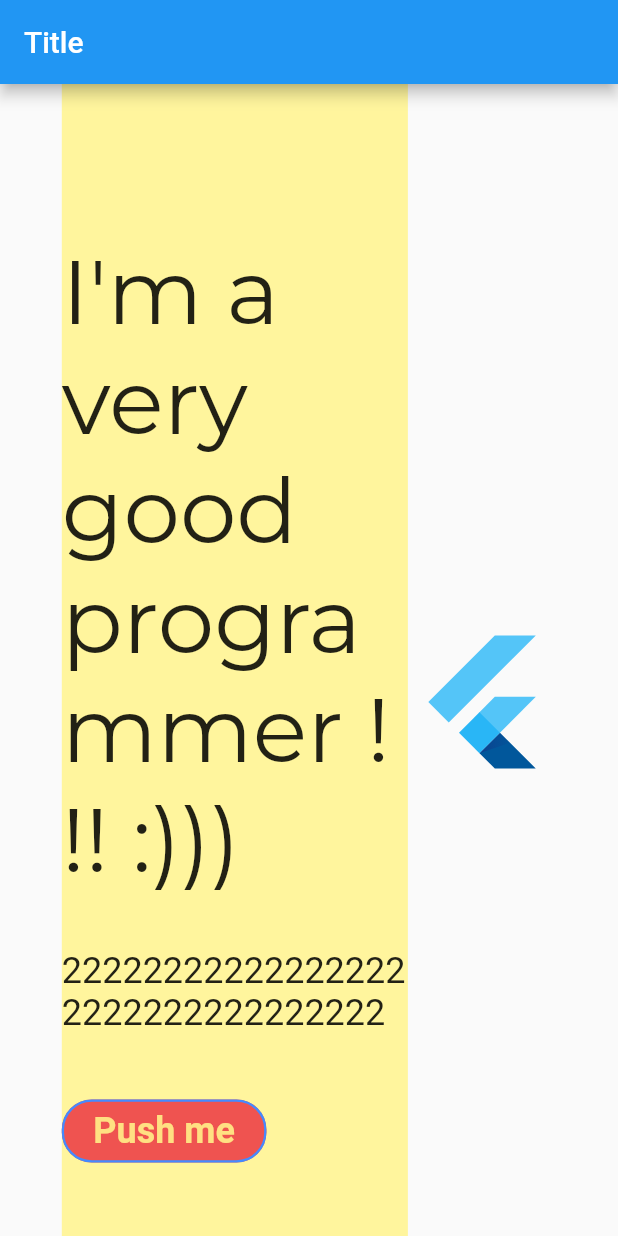
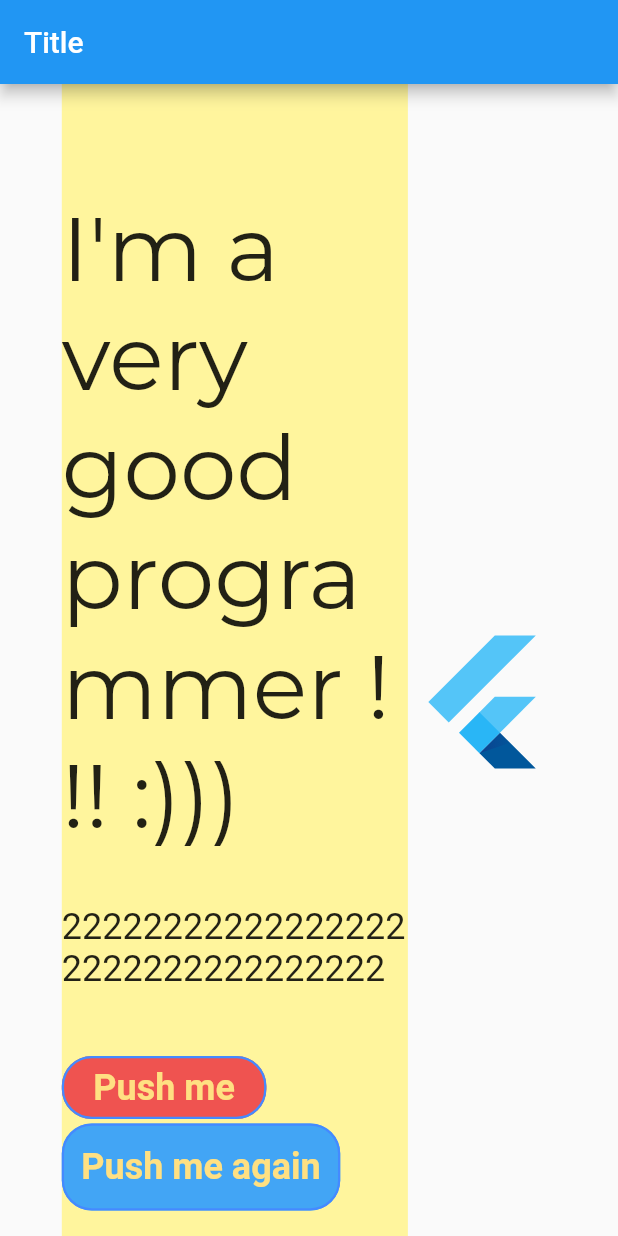
Before and after one commit to rubydenial/flutter_web, a Flutter app: the screen it shows after launch, on a phone screen of 412 x 824 dp. Run offline on Flutter 3.47's test engine with Material 2 defaults, Android fonts, the phone set to English and light mode, and no system bars; our stand-ins replace google_fonts.

Commit message:
some refactoring

```diff
--- a/lib/desctop/desctop_view.dart
+++ /dev/null
@@ -1,73 +0,0 @@
-import 'package:flutter/material.dart';
-import 'package:google_fonts/google_fonts.dart';
-
-class DesctopView extends StatelessWidget {
-  const DesctopView({Key? key}) : super(key: key);
-
-  @override
-  Widget build(BuildContext context) {
-    final s = MediaQuery.of(context).size;
-    return Scaffold(
-      appBar: AppBar(
-        title: const Text('Title'),
-      ),
-      body: SingleChildScrollView(
-        child: Padding(
-          padding: EdgeInsets.symmetric(horizontal: s.width * 0.1),
-          child: Column(
-            children: <Widget>[
-              Row(
-                children: [
-                  Container(
-                    height: s.height,
-                    width: (s.width - (s.width * 0.2)) * 0.70,
-                    color: Colors.yellow[200],
-                    child: Column(
-                      mainAxisAlignment: MainAxisAlignment.center,
-                      crossAxisAlignment: CrossAxisAlignment.start,
-                      children: [
-                        Text(
-                          'I\'m a very good programmer !!! :)))',
-                          style: GoogleFonts.montserrat(fontSize: 60),
-                        ),
-                        const SizedBox(height: 37),
-                        const Text(
-                          '222222222222222222222222222222222',
-                          style: TextStyle(fontSize: 24),
-                        ),
-                        const SizedBox(height: 41),
-                        OutlinedButton(
-                          style: OutlinedButton.styleFrom(
-                            shape: const RoundedRectangleBorder(
-                                borderRadius:
-                                    BorderRadius.all(Radius.circular(20))),
-                            backgroundColor: Colors.red[400],
-                            side: const BorderSide(
-                                width: 1.5, color: Colors.blueAccent),
-                          ),
-                          child: Padding(
-                            padding: const EdgeInsets.symmetric(
-                                horizontal: 5, vertical: 7),
-                            child: Text(
-                              'Push me',
-                              style: TextStyle(
-                                  fontSize: 24,
-                                  fontWeight: FontWeight.bold,
-                                  color: Colors.amber[200]),
-                            ),
-                          ),
-                          onPressed: () {},
-                        )
-                      ],
-                    ),
-                  ),
-                  FlutterLogo(size: (s.width - (s.width * 0.2)) * 0.30),
-                ],
-              ),
-            ],
-          ),
-        ),
-      ),
-    );
-  }
-}
--- /dev/null
+++ b/lib/header/header_v.dart
@@ -0,0 +1,90 @@
+import 'package:flutter/material.dart';
+import 'package:google_fonts/google_fonts.dart';
+
+class HeaderV extends StatelessWidget {
+  const HeaderV({
+    Key? key,
+    required this.s,
+  }) : super(key: key);
+
+  final Size s;
+
+  @override
+  Widget build(BuildContext context) {
+    return Row(
+      children: [
+        Container(
+          height: s.height,
+          width: (s.width - (s.width * 0.2)) * 0.70,
+          color: Colors.yellow[200],
+          child: const HeaderBodyV(),
+        ),
+        FlutterLogo(size: (s.width - (s.width * 0.2)) * 0.30),
+      ],
+    );
+  }
+}
+
+class HeaderBodyV extends StatelessWidget {
+  const HeaderBodyV({
+    Key? key,
+  }) : super(key: key);
+
+  @override
+  Widget build(BuildContext context) {
+    return Column(
+      mainAxisAlignment: MainAxisAlignment.center,
+      crossAxisAlignment: CrossAxisAlignment.start,
+      children: [
+        Text(
+          'I\'m a very good programmer !!! :)))',
+          style: GoogleFonts.montserrat(fontSize: 60),
+        ),
+        const SizedBox(height: 37),
+        const Text(
+          '222222222222222222222222222222222',
+          style: TextStyle(fontSize: 24),
+        ),
+        const SizedBox(height: 41),
+        OutlinedButton(
+          style: OutlinedButton.styleFrom(
+            shape: const RoundedRectangleBorder(
+                borderRadius: BorderRadius.all(Radius.circular(20))),
+            backgroundColor: Colors.red[400],
+            side: const BorderSide(width: 1.5, color: Colors.blueAccent),
+          ),
+          child: Padding(
+            padding: const EdgeInsets.symmetric(horizontal: 5, vertical: 7),
+            child: Text(
+              'Push me',
+              style: TextStyle(
+                  fontSize: 24,
+                  fontWeight: FontWeight.bold,
+                  color: Colors.amber[200]),
+            ),
+          ),
+          onPressed: () {},
+        ),
+        TextButton(
+          style: TextButton.styleFrom(
+            shape: const RoundedRectangleBorder(
+                borderRadius: BorderRadius.all(Radius.circular(20))),
+            backgroundColor: Colors.blue[400],
+            side: const BorderSide(width: 1.5, color: Colors.blueAccent),
+          ),
+          child: Padding(
+            padding: const EdgeInsets.symmetric(horizontal: 5, vertical: 7),
+            child: Text(
+              'Push me again',
+              style: TextStyle(
+                  fontSize: 24,
+                  fontWeight: FontWeight.bold,
+                  color: Colors.amber[200]),
+            ),
+          ),
+          onPressed: () {},
+        ),
+      ],
+    );
+  }
+}
--- a/lib/main.dart
+++ b/lib/main.dart
@@ -1,5 +1,5 @@
 import 'package:flutter/material.dart';
-import 'package:flutter_web/desctop/desctop_view.dart';
+import 'package:flutter_web/header/header_v.dart';
 
 void main() {
   runApp(const MyApp());
@@ -16,7 +16,31 @@ class MyApp extends StatelessWidget {
       theme: ThemeData(
           primarySwatch: Colors.blue,
           visualDensity: VisualDensity.adaptivePlatformDensity),
-      home: const DesctopView(),
+      home: const AppView(),
     );
   }
 }
+
+class AppView extends StatelessWidget {
+  const AppView({Key? key}) : super(key: key);
+
+  @override
+  Widget build(BuildContext context) {
+    final s = MediaQuery.of(context).size;
+    return Scaffold(
+      appBar: AppBar(
+        title: const Text('Title'),
+      ),
+      body: SingleChildScrollView(
+        child: Padding(
+          padding: EdgeInsets.symmetric(horizontal: s.width * 0.1),
+          child: Column(
+            children: <Widget>[
+              HeaderV(s: s),
+            ],
+          ),
+        ),
+      ),
+    );
+  }
+}
--- /dev/null
+++ b/lib/navigation_bar/navigation_bar.dart
@@ -0,0 +1,10 @@
+import 'package:flutter/material.dart';
+
+class NavigationBarV extends StatelessWidget {
+  const NavigationBarV({Key? key}) : super(key: key);
+
+  @override
+  Widget build(BuildContext context) {
+    return Container();
+  }
+}
```
Also changed, not shown: pubspec.yaml (+2 -6 lines), pubspec.lock.
